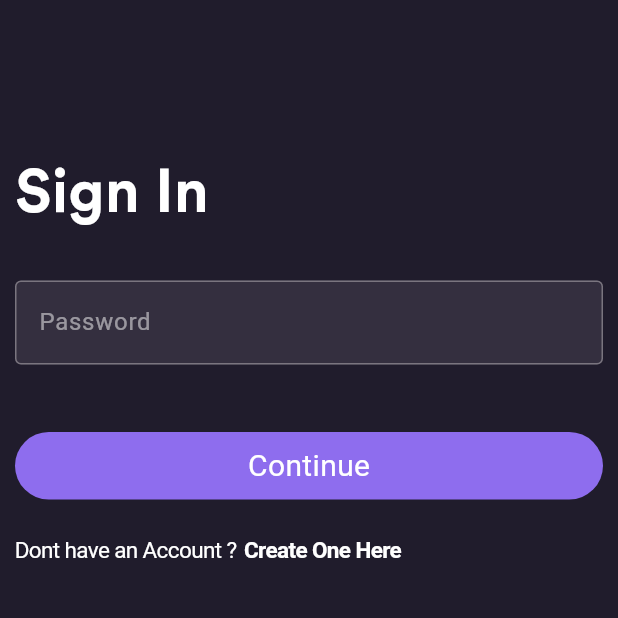
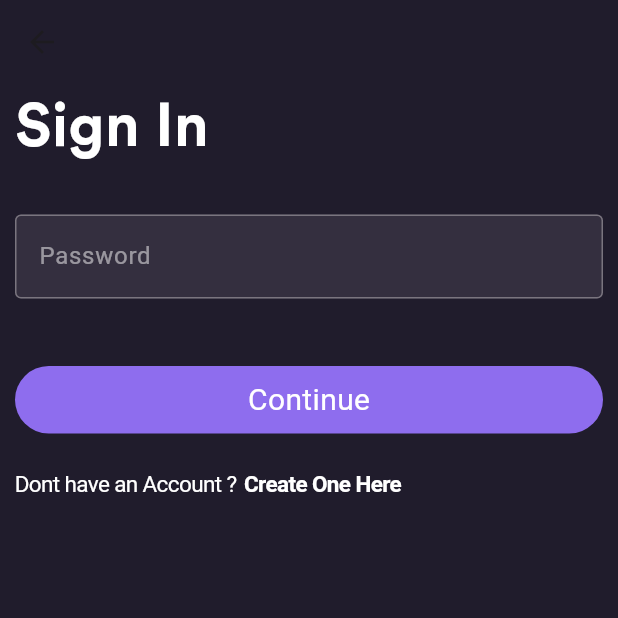
Before and after one commit to mahesh-bora/Ecommerce-App, a Flutter app: the screen it shows after launch, after a tap on "Continue", on a phone screen of 412 x 824 dp, the top half of it. Run offline on Flutter 3.47's test engine with Material 3 defaults, Android fonts, the phone set to English and light mode, and no system bars; our stand-ins replace carousel_slider, flutter_rating_bar, iconsax; Roboto replaces fonts that are missing (Circular Std, CircularStd-Bold).

```diff
--- a/lib/screens/login & onboarding/password_screen.dart
+++ b/lib/screens/login & onboarding/password_screen.dart
@@ -13,8 +13,11 @@ class PasswordScreen extends StatefulWidget {
 class _PasswordScreenState extends State<PasswordScreen> {
   @override
   Widget build(BuildContext context) {
-    return SafeArea(
-        child: Scaffold(
+    return Scaffold(
+      appBar: AppBar(
+        backgroundColor: const Color(0xFF201C2C),
+        elevation: 0,
+      ),
       backgroundColor: const Color(0xFF201C2C),
       body: SingleChildScrollView(
         child: Container(
@@ -22,17 +25,12 @@ class _PasswordScreenState extends State<PasswordScreen> {
           child: Column(
             crossAxisAlignment: CrossAxisAlignment.start,
             children: [
-              const SizedBox(
-                height: 100,
-              ),
-              Positioned(
-                child: const Text(
-                  "Sign In",
-                  style: TextStyle(
-                    fontFamily: 'CircularStd-Bold.ttf',
-                    color: Colors.white,
-                    fontSize: 40.0,
-                  ),
+              const Text(
+                "Sign In",
+                style: TextStyle(
+                  fontFamily: 'CircularStd-Bold.ttf',
+                  color: Colors.white,
+                  fontSize: 40.0,
                 ),
               ),
               const SizedBox(
@@ -135,6 +133,6 @@ class _PasswordScreenState extends State<PasswordScreen> {
           ),
         ),
       ),
-    ));
+    );
   }
 }
--- a/lib/screens/login & onboarding/sign_in.dart
+++ b/lib/screens/login & onboarding/sign_in.dart
@@ -13,20 +13,18 @@ class SignInScreen extends StatefulWidget {
 class _SignInScreenState extends State<SignInScreen> {
   @override
   Widget build(BuildContext context) {
-    return SafeArea(
-        child: Scaffold(
+    return Scaffold(
+      appBar: AppBar(
+        backgroundColor: const Color(0xFF201C2C),
+        elevation: 0,
+      ),
       backgroundColor: const Color(0xFF201C2C),
       body: SingleChildScrollView(
-        child: Container(
-          margin: const EdgeInsets.symmetric(horizontal: 10),
+        padding: const EdgeInsets.symmetric(horizontal: 16.0, vertical: 50.0),
         child: Column(
           crossAxisAlignment: CrossAxisAlignment.start,
           children: [
-              const SizedBox(
-                height: 100,
-              ),
-              const Positioned(
-                child: Text(
+            const Text(
               "Sign In",
               style: TextStyle(
                 fontFamily: 'CircularStd-Bold.ttf',
@@ -34,14 +32,12 @@ class _SignInScreenState extends State<SignInScreen> {
                 fontSize: 40.0,
               ),
             ),
-              ),
             const SizedBox(
               height: 30,
             ),
             Container(
               decoration: BoxDecoration(
-                  color:
-                      const Color(0xFF342F3F), // Set the background color here
+                color: const Color(0xFF342F3F), // Set the background color here
                 borderRadius: BorderRadius.circular(4),
               ),
               child: TextFormField(
@@ -95,7 +91,7 @@ class _SignInScreenState extends State<SignInScreen> {
             Row(
               children: [
                 const Text(
-                    "Dont have an Account ?",
+                  "Don't have an Account ?",
                   style: TextStyle(
                     color: Colors.white,
                     fontSize: 15,
@@ -137,12 +133,11 @@ class _SignInScreenState extends State<SignInScreen> {
             Container(
               height: 45,
               padding: const EdgeInsets.symmetric(
-                    horizontal:
-                        16.0), // Adjust the horizontal padding as needed
+                  horizontal: 16.0), // Adjust the horizontal padding as needed
               decoration: BoxDecoration(
                 color: const Color(0xFF342F3F),
-                  borderRadius: BorderRadius.circular(
-                      100.0), // Adjust the radius as needed
+                borderRadius:
+                    BorderRadius.circular(100.0), // Adjust the radius as needed
               ),
               child: Row(
                 children: [
@@ -177,12 +172,11 @@ class _SignInScreenState extends State<SignInScreen> {
             Container(
               height: 45,
               padding: const EdgeInsets.symmetric(
-                    horizontal:
-                        16.0), // Adjust the horizontal padding as needed
+                  horizontal: 16.0), // Adjust the horizontal padding as needed
               decoration: BoxDecoration(
                 color: const Color(0xFF342F3F),
-                  borderRadius: BorderRadius.circular(
-                      100.0), // Adjust the radius as needed
+                borderRadius:
+                    BorderRadius.circular(100.0), // Adjust the radius as needed
               ),
               child: Row(
                 children: [
@@ -217,12 +211,11 @@ class _SignInScreenState extends State<SignInScreen> {
             Container(
               height: 45,
               padding: const EdgeInsets.symmetric(
-                    horizontal:
-                        16.0), // Adjust the horizontal padding as needed
+                  horizontal: 16.0), // Adjust the horizontal padding as needed
               decoration: BoxDecoration(
                 color: const Color(0xFF342F3F),
-                  borderRadius: BorderRadius.circular(
-                      100.0), // Adjust the radius as needed
+                borderRadius:
+                    BorderRadius.circular(100.0), // Adjust the radius as needed
               ),
               child: Row(
                 children: [
@@ -254,7 +247,6 @@ class _SignInScreenState extends State<SignInScreen> {
           ],
         ),
       ),
-      ),
-    ));
+    );
   }
 }
--- a/lib/screens/login & onboarding/splash.dart
+++ b/lib/screens/login & onboarding/splash.dart
@@ -27,8 +27,11 @@ class _SplashScreenState extends State<SplashScreen> {
 
   @override
   Widget build(BuildContext context) {
-    return SafeArea(
-        child: Scaffold(
+    return Scaffold(
+      appBar: AppBar(
+        backgroundColor: const Color(0xFF8e6dee),
+        elevation: 0,
+      ),
       backgroundColor: const Color(0xFF8e6dee),
       body: Center(
           child: SizedBox(
@@ -36,6 +39,6 @@ class _SplashScreenState extends State<SplashScreen> {
         width: 200,
         child: Image.asset('assets/AppLogo.png'),
       )),
-    ));
+    );
   }
 }
--- a/lib/screens/successful/successful_screen.dart
+++ b/lib/screens/successful/successful_screen.dart
@@ -1,4 +1,4 @@
-import 'package:ecommerce_app/screens/detail/detail_screen.dart';
+import 'package:ecommerce_app/screens/navpages/mainpage.dart';
 import 'package:flutter/material.dart';
 
 class SuccessfulScreen extends StatelessWidget {
@@ -67,7 +67,7 @@ class SuccessfulScreen extends StatelessWidget {
                         context,
                         MaterialPageRoute(
                           builder: (context) {
-                            return const ProductDetailScreen();
+                            return const MainPage();
                           },
                         ),
                       );
```
Also changed, not shown: lib/screens/home/home_screen.dart (+10 -21 lines). Lines whose indentation alone changed are shown as unchanged.
